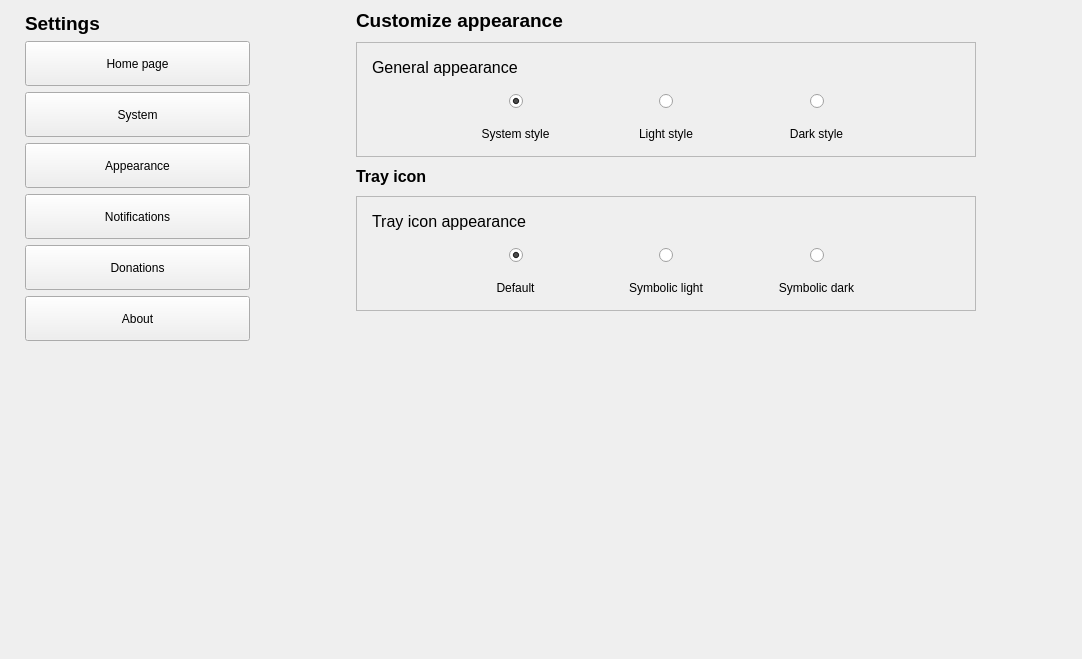
First picture: the form in zapzap/view/settings.ui, repository rafatosta/zapzap, before the edit.
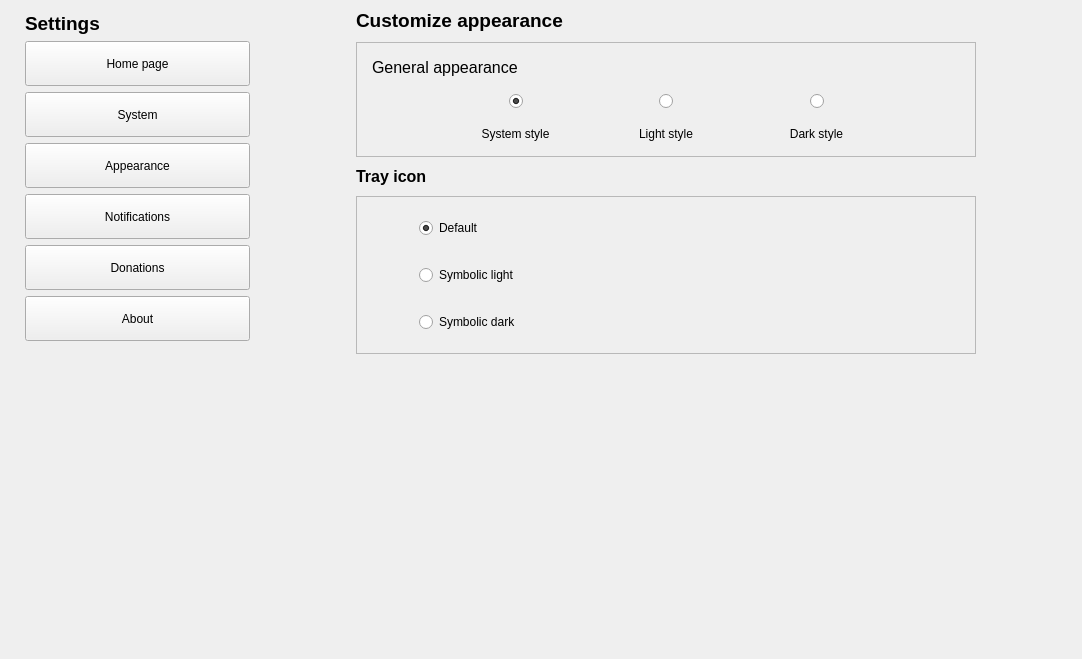
Second picture: the form after the edit. The open tabs and pages were chosen to show the change.

Commit message: Tray Icon select

The edit to the form file:
```diff
--- a/zapzap/view/settings.ui
+++ b/zapzap/view/settings.ui
@@ -662,8 +662,8 @@
            <rect>
             <x>0</x>
             <y>0</y>
-            <width>642</width>
-            <height>348</height>
+            <width>832</width>
+            <height>659</height>
            </rect>
           </property>
           <layout class="QVBoxLayout" name="verticalLayout_33">
@@ -1073,265 +1073,150 @@
                    <number>15</number>
                   </property>
                   <item>
-                   <widget class="QLabel" name="label_10">
-                    <property name="font">
-                     <font>
-                      <pointsize>12</pointsize>
-                     </font>
-                    </property>
-                    <property name="text">
-                     <string>Tray icon appearance</string>
-                    </property>
-                   </widget>
-                  </item>
-                  <item>
-                   <layout class="QHBoxLayout" name="horizontalLayout_11">
+                   <layout class="QGridLayout" name="gridLayout">
                     <property name="leftMargin">
                      <number>0</number>
                     </property>
+                    <property name="topMargin">
+                     <number>0</number>
+                    </property>
                     <property name="rightMargin">
                      <number>0</number>
                     </property>
-                    <item>
-                     <spacer name="horizontalSpacer_27">
-                      <property name="orientation">
-                       <enum>Qt::Horizontal</enum>
+                    <property name="bottomMargin">
+                     <number>0</number>
+                    </property>
+                    <item row="0" column="0">
+                     <widget class="QLabel" name="label_tray_def">
+                      <property name="minimumSize">
+                       <size>
+                        <width>32</width>
+                        <height>32</height>
+                       </size>
                       </property>
-                      <property name="sizeHint" stdset="0">
+                      <property name="maximumSize">
                        <size>
-                        <width>40</width>
-                        <height>20</height>
+                        <width>32</width>
+                        <height>32</height>
                        </size>
                       </property>
-                     </spacer>
-                    </item>
-                    <item>
-                     <layout class="QVBoxLayout" name="verticalLayout_11">
-                      <item>
-                       <layout class="QHBoxLayout" name="horizontalLayout_4">
-                        <item>
-                         <spacer name="horizontalSpacer_17">
-                          <property name="orientation">
-                           <enum>Qt::Horizontal</enum>
-                          </property>
-                          <property name="sizeHint" stdset="0">
-                           <size>
-                            <width>40</width>
-                            <height>20</height>
-                           </size>
-                          </property>
-                         </spacer>
-                        </item>
-                        <item>
-                         <widget class="QRadioButton" name="rb_tray_default">
-                          <property name="sizePolicy">
-                           <sizepolicy hsizetype="Fixed" vsizetype="Fixed">
-                            <horstretch>0</horstretch>
-                            <verstretch>0</verstretch>
-                           </sizepolicy>
-                          </property>
-                          <property name="cursor">
-                           <cursorShape>PointingHandCursor</cursorShape>
-                          </property>
-                          <property name="text">
-                           <string/>
-                          </property>
-                          <property name="checked">
-                           <bool>true</bool>
-                          </property>
-                         </widget>
-                        </item>
-                        <item>
-                         <spacer name="horizontalSpacer_18">
-                          <property name="orientation">
-                           <enum>Qt::Horizontal</enum>
-                          </property>
-                          <property name="sizeHint" stdset="0">
-                           <size>
-                            <width>40</width>
-                            <height>20</height>
-                           </size>
-                          </property>
-                         </spacer>
-                        </item>
-                       </layout>
-                      </item>
-                      <item>
-                       <widget class="QLabel" name="label_7">
-                        <property name="text">
-                         <string>Default</string>
-                        </property>
-                        <property name="alignment">
-                         <set>Qt::AlignCenter</set>
-                        </property>
-                       </widget>
-                      </item>
-                     </layout>
-                    </item>
-                    <item>
-                     <spacer name="horizontalSpacer_23">
-                      <property name="orientation">
-                       <enum>Qt::Horizontal</enum>
+                      <property name="text">
+                       <string/>
                       </property>
-                      <property name="sizeType">
-                       <enum>QSizePolicy::Fixed</enum>
+                      <property name="scaledContents">
+                       <bool>true</bool>
                       </property>
-                      <property name="sizeHint" stdset="0">
+                      <property name="alignment">
+                       <set>Qt::AlignCenter</set>
+                      </property>
+                     </widget>
+                    </item>
+                    <item row="2" column="0">
+                     <widget class="QLabel" name="label_tray_dark">
+                      <property name="minimumSize">
                        <size>
-                        <width>40</width>
-                        <height>20</height>
+                        <width>32</width>
+                        <height>32</height>
                        </size>
                       </property>
-                     </spacer>
-                    </item>
-                    <item>
-                     <layout class="QVBoxLayout" name="verticalLayout_12">
-                      <item>
-                       <layout class="QHBoxLayout" name="horizontalLayout_5">
-                        <item>
-                         <spacer name="horizontalSpacer_19">
-                          <property name="orientation">
-                           <enum>Qt::Horizontal</enum>
-                          </property>
-                          <property name="sizeHint" stdset="0">
-                           <size>
-                            <width>40</width>
-                            <height>20</height>
-                           </size>
-                          </property>
-                         </spacer>
-                        </item>
-                        <item>
-                         <widget class="QRadioButton" name="rb_tray_light">
-                          <property name="sizePolicy">
-                           <sizepolicy hsizetype="Fixed" vsizetype="Fixed">
-                            <horstretch>0</horstretch>
-                            <verstretch>0</verstretch>
-                           </sizepolicy>
-                          </property>
-                          <property name="cursor">
-                           <cursorShape>PointingHandCursor</cursorShape>
-                          </property>
-                          <property name="text">
-                           <string/>
-                          </property>
-                         </widget>
-                        </item>
-                        <item>
-                         <spacer name="horizontalSpacer_20">
-                          <property name="orientation">
-                           <enum>Qt::Horizontal</enum>
-                          </property>
-                          <property name="sizeHint" stdset="0">
-                           <size>
-                            <width>40</width>
-                            <height>20</height>
-                           </size>
-                          </property>
-                         </spacer>
-                        </item>
-                       </layout>
-                      </item>
-                      <item>
-                       <widget class="QLabel" name="label_8">
-                        <property name="text">
-                         <string>Symbolic light</string>
-                        </property>
-                        <property name="alignment">
-                         <set>Qt::AlignCenter</set>
-                        </property>
-                       </widget>
-                      </item>
-                     </layout>
-                    </item>
-                    <item>
-                     <spacer name="horizontalSpacer_24">
-                      <property name="orientation">
-                       <enum>Qt::Horizontal</enum>
+                      <property name="maximumSize">
+                       <size>
+                        <width>32</width>
+                        <height>32</height>
+                       </size>
                       </property>
-                      <property name="sizeType">
-                       <enum>QSizePolicy::Fixed</enum>
+                      <property name="text">
+                       <string/>
                       </property>
-                      <property name="sizeHint" stdset="0">
+                      <property name="scaledContents">
+                       <bool>true</bool>
+                      </property>
+                      <property name="alignment">
+                       <set>Qt::AlignCenter</set>
+                      </property>
+                     </widget>
+                    </item>
+                    <item row="1" column="0">
+                     <widget class="QLabel" name="label_tray_light">
+                      <property name="minimumSize">
                        <size>
-                        <width>40</width>
-                        <height>20</height>
+                        <width>32</width>
+                        <height>32</height>
                        </size>
                       </property>
-                     </spacer>
+                      <property name="maximumSize">
+                       <size>
+                        <width>32</width>
+                        <height>32</height>
+                       </size>
+                      </property>
+                      <property name="text">
+                       <string/>
+                      </property>
+                      <property name="scaledContents">
+                       <bool>true</bool>
+                      </property>
+                      <property name="alignment">
+                       <set>Qt::AlignCenter</set>
+                      </property>
+                     </widget>
                     </item>
-                    <item>
-                     <layout class="QVBoxLayout" name="verticalLayout_20">
-                      <item>
-                       <layout class="QHBoxLayout" name="horizontalLayout_6">
-                        <item>
-                         <spacer name="horizontalSpacer_21">
-                          <property name="orientation">
-                           <enum>Qt::Horizontal</enum>
-                          </property>
-                          <property name="sizeHint" stdset="0">
-                           <size>
-                            <width>40</width>
-                            <height>20</height>
-                           </size>
-                          </property>
-                         </spacer>
-                        </item>
-                        <item>
-                         <widget class="QRadioButton" name="rb_tray_dark">
-                          <property name="sizePolicy">
-                           <sizepolicy hsizetype="Fixed" vsizetype="Fixed">
-                            <horstretch>0</horstretch>
-                            <verstretch>0</verstretch>
-                           </sizepolicy>
-                          </property>
-                          <property name="cursor">
-                           <cursorShape>PointingHandCursor</cursorShape>
-                          </property>
-                          <property name="text">
-                           <string/>
-                          </property>
-                         </widget>
-                        </item>
-                        <item>
-                         <spacer name="horizontalSpacer_22">
-                          <property name="orientation">
-                           <enum>Qt::Horizontal</enum>
-                          </property>
-                          <property name="sizeHint" stdset="0">
-                           <size>
-                            <width>40</width>
-                            <height>20</height>
-                           </size>
-                          </property>
-                         </spacer>
-                        </item>
-                       </layout>
-                      </item>
-                      <item>
-                       <widget class="QLabel" name="label_9">
-                        <property name="text">
-                         <string>Symbolic dark</string>
-                        </property>
-                        <property name="alignment">
-                         <set>Qt::AlignCenter</set>
-                        </property>
-                       </widget>
-                      </item>
-                     </layout>
-                    </item>
-                    <item>
-                     <spacer name="horizontalSpacer_28">
-                      <property name="orientation">
-                       <enum>Qt::Horizontal</enum>
+                    <item row="0" column="2">
+                     <widget class="QRadioButton" name="rb_tray_default">
+                      <property name="sizePolicy">
+                       <sizepolicy hsizetype="Expanding" vsizetype="Fixed">
+                        <horstretch>0</horstretch>
+                        <verstretch>0</verstretch>
+                       </sizepolicy>
                       </property>
-                      <property name="sizeHint" stdset="0">
+                      <property name="maximumSize">
                        <size>
-                        <width>40</width>
-                        <height>20</height>
+                        <width>16777215</width>
+                        <height>16777215</height>
                        </size>
                       </property>
-                     </spacer>
+                      <property name="cursor">
+                       <cursorShape>PointingHandCursor</cursorShape>
+                      </property>
+                      <property name="text">
+                       <string>Default</string>
+                      </property>
+                      <property name="checked">
+                       <bool>true</bool>
+                      </property>
+                     </widget>
+                    </item>
+                    <item row="1" column="2">
+                     <widget class="QRadioButton" name="rb_tray_light">
+                      <property name="sizePolicy">
+                       <sizepolicy hsizetype="Expanding" vsizetype="Fixed">
+                        <horstretch>0</horstretch>
+                        <verstretch>0</verstretch>
+                       </sizepolicy>
+                      </property>
+                      <property name="cursor">
+                       <cursorShape>PointingHandCursor</cursorShape>
+                      </property>
+                      <property name="text">
+                       <string>Symbolic light</string>
+                      </property>
+                     </widget>
+                    </item>
+                    <item row="2" column="2">
+                     <widget class="QRadioButton" name="rb_tray_dark">
+                      <property name="sizePolicy">
+                       <sizepolicy hsizetype="Expanding" vsizetype="Fixed">
+                        <horstretch>0</horstretch>
+                        <verstretch>0</verstretch>
+                       </sizepolicy>
+                      </property>
+                      <property name="cursor">
+                       <cursorShape>PointingHandCursor</cursorShape>
+                      </property>
+                      <property name="text">
+                       <string>Symbolic dark</string>
+                      </property>
+                     </widget>
                     </item>
                    </layout>
                   </item>
```
Left out of the diff: 10 changed lines with no effect on the pictures. The commit also changes 30 other files.
